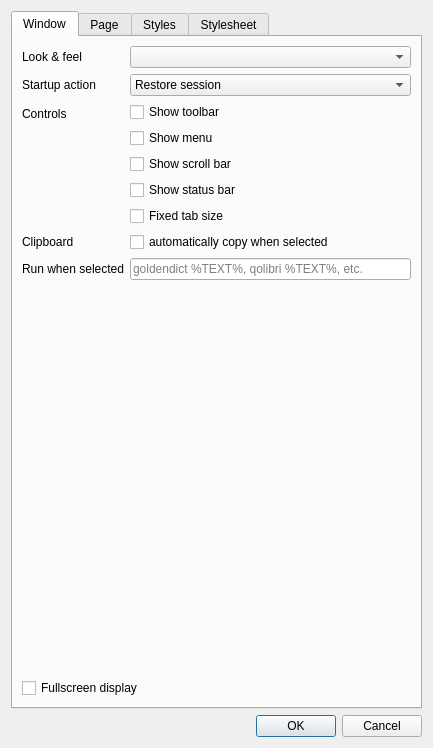
First picture: the form in src/settings.ui, repository CrazyCoder/crqt-ng, before the edit.
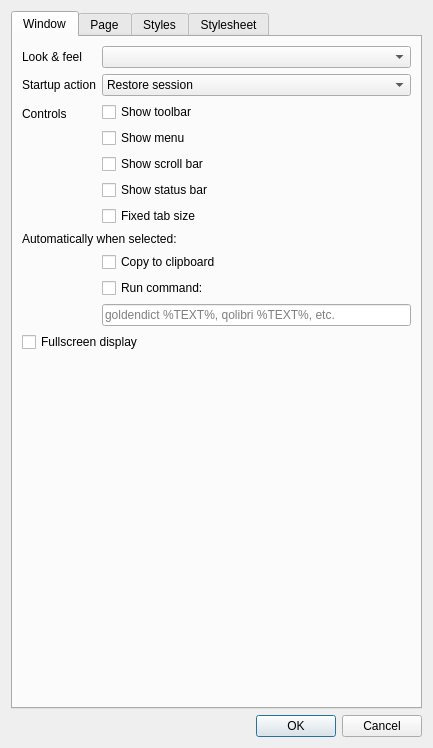
Second picture: the form after the edit. The open tabs and pages were chosen to show the change. Icons and pictures are not drawn.

Commit message: PROP_APP_SELECTION_AUTO_CMDEXEC ("crui.app.selection.auto.cmdexec") property added to enable/disable the call of an external program when text is selected without the need to clear the PROP_APP_SELECTION_COMMAND property.

The edit to the form file:
```diff
--- a/src/settings.ui
+++ b/src/settings.ui
@@ -132,31 +132,31 @@
            </item>
           </layout>
          </item>
-         <item row="3" column="0">
-          <widget class="QLabel" name="label_55">
+         <item row="3" column="0" colspan="2">
+          <widget class="QLabel" name="label_57">
            <property name="text">
-            <string>Clipboard</string>
+            <string>Automatically when selected:</string>
            </property>
           </widget>
          </item>
-         <item row="3" column="1">
+         <item row="4" column="1">
           <widget class="QCheckBox" name="cbAutoClipboard">
            <property name="toolTip">
             <string>automatically copy text to clipboard when selected</string>
            </property>
            <property name="text">
-            <string>automatically copy when selected</string>
+            <string>Copy to clipboard</string>
            </property>
           </widget>
          </item>
-         <item row="4" column="0">
-          <widget class="QLabel" name="label_56">
+         <item row="5" column="1">
+          <widget class="QCheckBox" name="cbAutoCmdExec">
            <property name="text">
-            <string>Run when selected</string>
+            <string>Run command:</string>
            </property>
           </widget>
          </item>
-         <item row="4" column="1">
+         <item row="6" column="1">
           <widget class="QLineEdit" name="cbSelectionCommand">
            <property name="toolTip">
             <string>Automatically send selected text to this application.
@@ -179,6 +179,22 @@
          </property>
         </widget>
        </item>
+       <item>
+        <spacer name="verticalSpacer_2">
+         <property name="orientation">
+          <enum>Qt::Vertical</enum>
+         </property>
+         <property name="sizeType">
+          <enum>QSizePolicy::Expanding</enum>
+         </property>
+         <property name="sizeHint" stdset="0">
+          <size>
+           <width>0</width>
+           <height>0</height>
+          </size>
+         </property>
+        </spacer>
+       </item>
       </layout>
      </widget>
      <widget class="QWidget" name="tabPage">
```
Left out of the diff: 1 changed line with no effect on the pictures. The commit also changes 12 other files.
